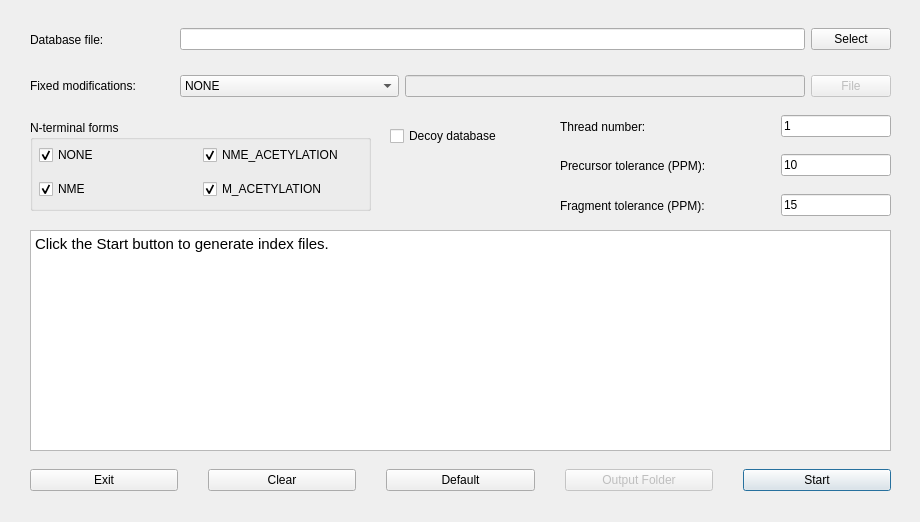
Before: the Qt Designer form src/gui/topindex/topindexdialog.ui in toppic-suite/toppic-suite, drawn with Qt 5.
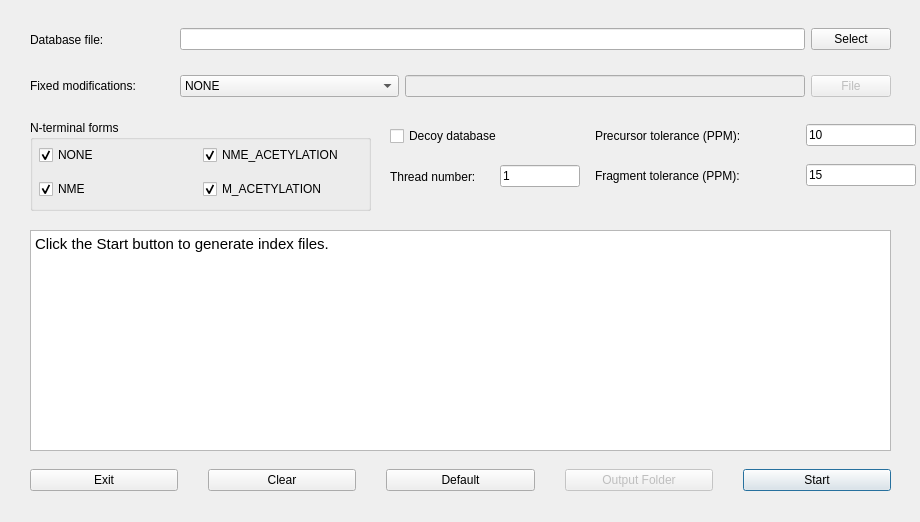
After: the same form once the commit is applied. Icons and pictures are not drawn.

Commit message: topindex_gui: thread number in the middle column, two aligned rows

What changed in the file:
```diff
--- a/src/gui/topindex/topindexdialog.ui
+++ b/src/gui/topindex/topindexdialog.ui
@@ -249,9 +249,9 @@
    <widget class="QWidget" name="horizontalLayoutWidget_22">
     <property name="geometry">
      <rect>
-      <x>560</x>
-      <y>110</y>
-      <width>331</width>
+      <x>390</x>
+      <y>160</y>
+      <width>190</width>
       <height>33</height>
      </rect>
     </property>
@@ -267,13 +267,13 @@
       <widget class="QLineEdit" name="threadNumberEdit">
        <property name="minimumSize">
         <size>
-         <width>110</width>
+         <width>80</width>
          <height>0</height>
         </size>
        </property>
        <property name="maximumSize">
         <size>
-         <width>110</width>
+         <width>80</width>
          <height>16777215</height>
         </size>
        </property>
@@ -290,9 +290,9 @@
      <widget class="QWidget" name="horizontalLayoutWidget_precTole">
       <property name="geometry">
        <rect>
-      <x>560</x>
-      <y>150</y>
-      <width>331</width>
+      <x>595</x>
+      <y>120</y>
+      <width>321</width>
       <height>31</height>
      </rect>
       </property>
@@ -343,9 +343,9 @@
    <widget class="QWidget" name="horizontalLayoutWidget_14">
     <property name="geometry">
      <rect>
-        <x>560</x>
-        <y>190</y>
-        <width>331</width>
+        <x>595</x>
+        <y>160</y>
+        <width>321</width>
         <height>31</height>
        </rect>
     </property>
```
